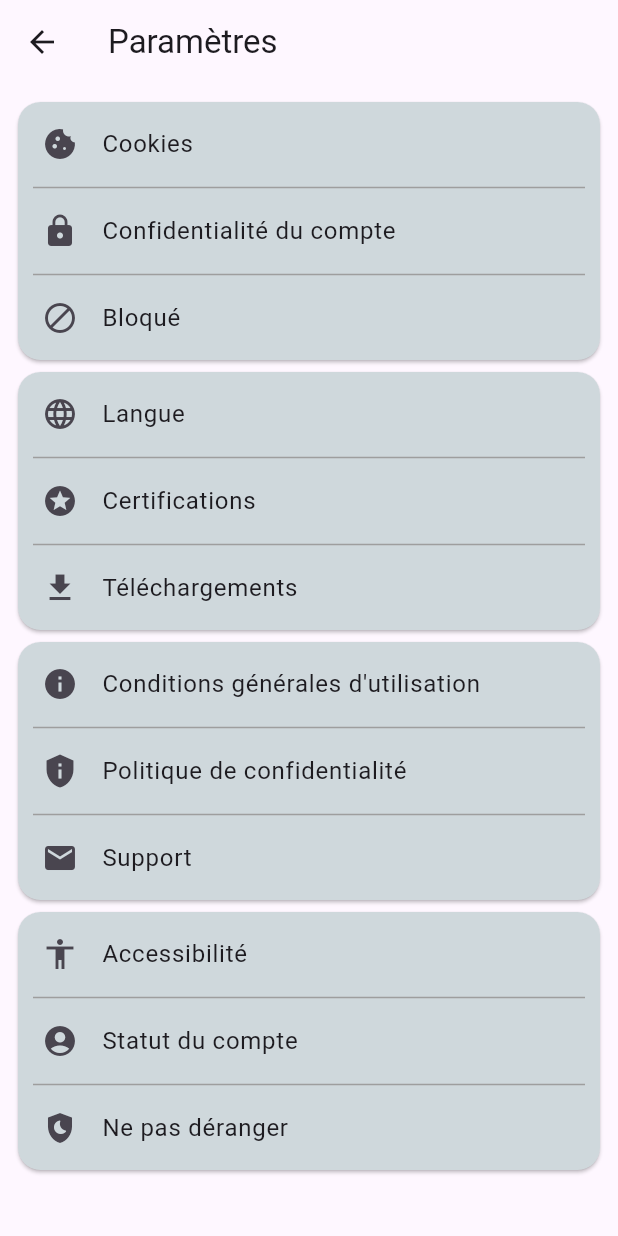
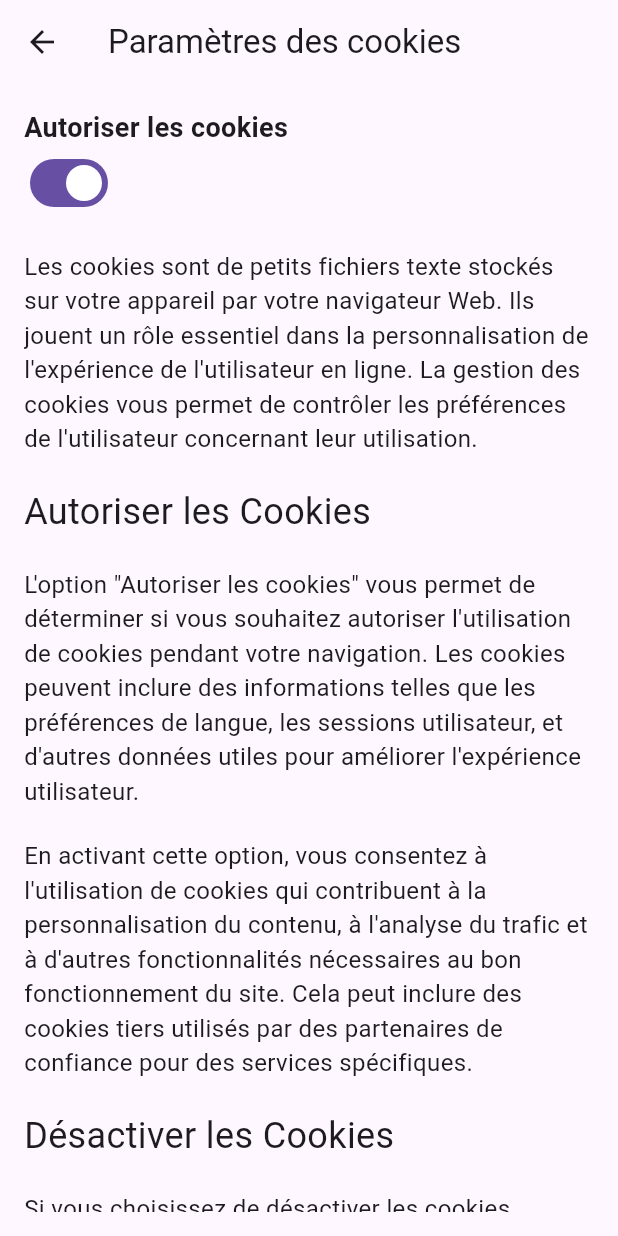
Before and after one commit to RomainConte/Yowl, a Flutter app: the SettingsPage screen opened by its route, after a tap on "Cookies", on a phone screen of 412 x 824 dp. Run offline on Flutter 3.47's test engine with Material 3 defaults, Android fonts, the phone set to English and light mode, and no system bars; our stand-ins replace shared_preferences, timeago; missing offline and left inert: password_strength; accounts and stored records are empty.

Commit message:
[PUT] finish cookies page

```diff
--- a/yowl/lib/main.dart
+++ b/yowl/lib/main.dart
@@ -1,5 +1,6 @@
 
 import 'package:flutter/material.dart';
+import 'package:yowl/screens/cookies_page.dart';
 import 'package:yowl/screens/home_screen.dart';
 import 'package:yowl/screens/parametres.dart';
 import 'package:yowl/screens/politique_screen.dart';
@@ -27,6 +28,7 @@ class App extends StatelessWidget {
       home: LoginScreen(),
       initialRoute: '/',
       routes: {
+        '/cookies': (context) => CookiePage(),
         '/login': (context) => LoginScreen(),
         '/home': (context) {
           final int userId = ModalRoute.of(context)!.settings.arguments as int;
--- a/yowl/lib/screens/cookies_page.dart
+++ b/yowl/lib/screens/cookies_page.dart
@@ -0,0 +1,106 @@
+import 'package:flutter/material.dart';
+import 'package:shared_preferences/shared_preferences.dart';
+
+class CookiePage extends StatefulWidget {
+  @override
+  _CookiePageState createState() => _CookiePageState();
+}
+
+class _CookiePageState extends State<CookiePage> {
+  bool allowCookies = true;
+
+  @override
+  void initState() {
+    super.initState();
+    _loadCookiesPreference();
+  }
+
+  _loadCookiesPreference() async {
+    SharedPreferences prefs = await SharedPreferences.getInstance();
+    setState(() {
+      allowCookies = prefs.getBool('allowCookies') ?? true;
+    });
+  }
+
+  _saveCookiesPreference(bool value) async {
+    SharedPreferences prefs = await SharedPreferences.getInstance();
+    prefs.setBool('allowCookies', value);
+  }
+
+  @override
+  Widget build(BuildContext context) {
+    return Scaffold(
+      appBar: AppBar(
+        title: Text('Paramètres des cookies'),
+      ),
+      body: Padding(
+        padding: const EdgeInsets.all(16.0),
+        child:
+    SingleChildScrollView(
+        child: Column(
+          crossAxisAlignment: CrossAxisAlignment.start,
+          children: [
+            Text(
+              'Autoriser les cookies',
+              style: TextStyle(fontSize: 18, fontWeight: FontWeight.bold),
+            ),
+            Switch(
+              value: allowCookies,
+              onChanged: (value) {
+                setState(() {
+                  allowCookies = value;
+                });
+                _saveCookiesPreference(value);
+              },
+            ),
+            SizedBox(height: 20),
+            Text(
+              'Les cookies sont de petits fichiers texte stockés sur votre appareil par votre navigateur Web. Ils jouent un rôle essentiel dans la personnalisation de l\'expérience de l\'utilisateur en ligne. La gestion des cookies vous permet de contrôler les préférences de l\'utilisateur concernant leur utilisation.',
+              style: TextStyle(fontSize: 16),
+            ),
+
+            SizedBox(height: 20),
+            Text(
+              'Autoriser les Cookies',
+              style: TextStyle(fontSize: 24),
+            ),
+
+            SizedBox(height: 20),
+        Text(
+          'L\'option "Autoriser les cookies" vous permet de déterminer si vous souhaitez autoriser l\'utilisation de cookies pendant votre navigation. Les cookies peuvent inclure des informations telles que les préférences de langue, les sessions utilisateur, et d\'autres données utiles pour améliorer l\'expérience utilisateur.',
+          style: TextStyle(fontSize: 16),
+        ),
+            SizedBox(height: 20),
+            Text(
+              'En activant cette option, vous consentez à l\'utilisation de cookies qui contribuent à la personnalisation du contenu, à l\'analyse du trafic et à d\'autres fonctionnalités nécessaires au bon fonctionnement du site. Cela peut inclure des cookies tiers utilisés par des partenaires de confiance pour des services spécifiques.',
+              style: TextStyle(fontSize: 16),
+            ),
+            SizedBox(height: 20),
+            Text(
+              'Désactiver les Cookies',
+              style: TextStyle(fontSize: 24),
+            ),
+            SizedBox(height: 20),
+            Text(
+              'Si vous choisissez de désactiver les cookies, certaines fonctionnalités du site peuvent être limitées. Par exemple, vous pourriez ne pas bénéficier de la sauvegarde de vos préférences linguistiques ou de l\'accès à des contenus personnalisés. Cependant, votre anonymat peut être préservé, car aucune information n\'est stockée localement.',
+              style: TextStyle(fontSize: 16),
+            ),
+            SizedBox(height: 20),
+            Text(
+              'La gestion des cookies vous offre le contrôle sur la manière dont les données sont collectées et utilisées. Vous pouvez ajuster vos préférences à tout moment en accédant à la page des paramètres des cookies.Nous respectons votre vie privée et nous nous engageons à vous fournir des options transparentes pour gérer votre expérience en ligne.',
+              style: TextStyle(fontSize: 16),
+            ),
+          ],
+        ),
+      ),
+    ),
+    );
+
+  }
+}
+
+void main() {
+  runApp(MaterialApp(
+    home: CookiePage(),
+  ));
+}
--- a/yowl/lib/screens/parametres.dart
+++ b/yowl/lib/screens/parametres.dart
@@ -27,6 +27,7 @@ class SettingsPage extends StatelessWidget {
                       leading: const Icon(Icons.cookie),
                       title: const Text('Cookies'),
                       onTap: () {
+                        Navigator.pushNamed(context, '/cookies');
 
                       },
                     ),
--- a/yowl/pubspec.yaml
+++ b/yowl/pubspec.yaml
@@ -29,6 +29,9 @@ dependencies:
   google_fonts: ^2.1.0
   timeago: ^3.6.1  # Ajout de la dépendance timeago
   password_strength: ^0.2.0  # Ajout de la dépendance password_strength
+  shared_preferences: ^2.0.8
+
+
 
 
 dev_dependencies:
```
Also changed, not shown: yowl/pubspec.lock, 1 other file.
